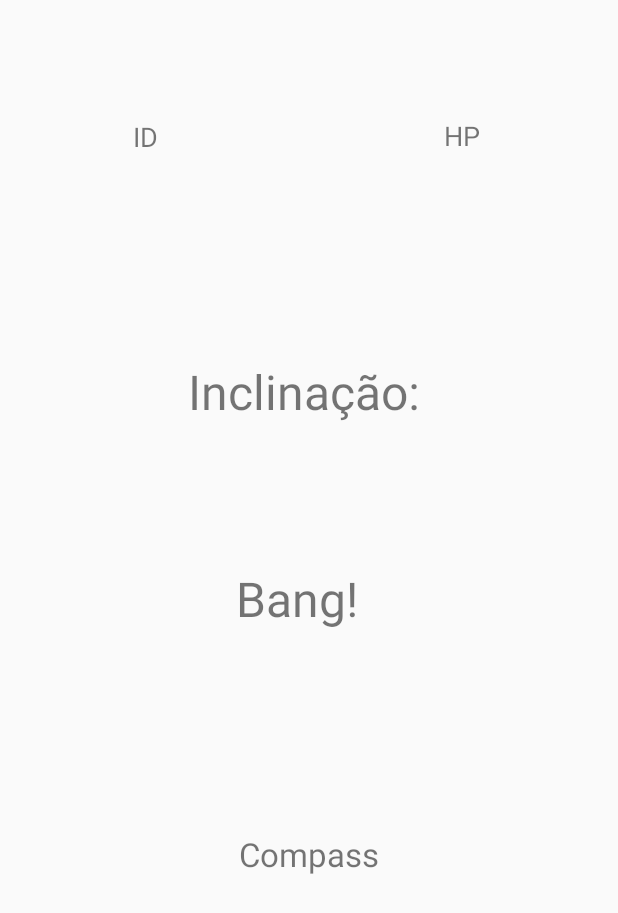
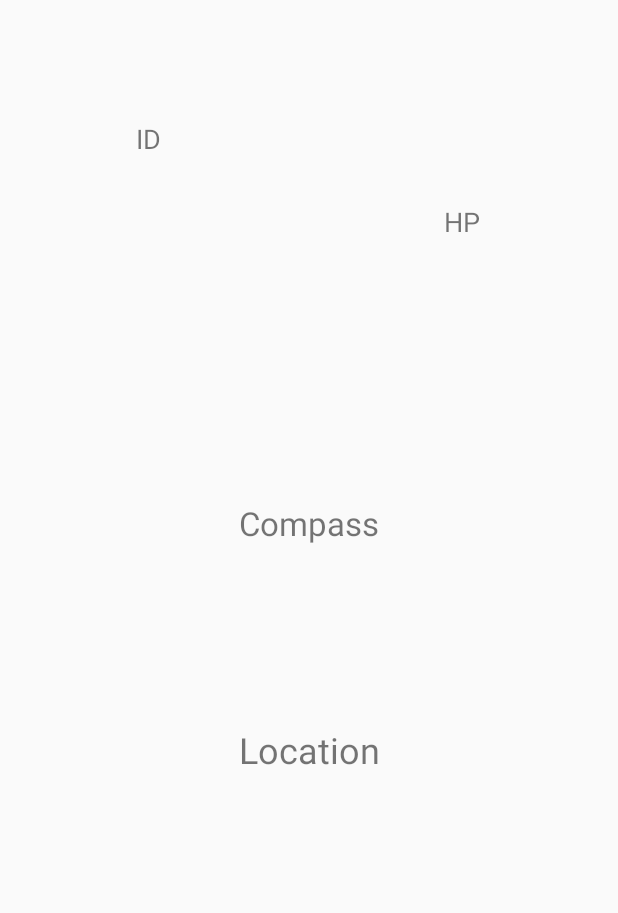
Before and after one commit to eduardom4020/UbiquitousFPS, an Android app: the layout activity_main.xml on its own in the app's theme, with its tools: preview values and no code run, on a phone screen of 412 x 824 dp. Shown: the top 913 px of the screen. Run offline under Robolectric (Android 15) with nearby library versions, the phone set to English and light mode, and no system bars.

Commit message:
Compass little corrections

```diff
--- a/app/build.gradle
+++ b/app/build.gradle
@@ -20,14 +20,16 @@ android {
 }
 
 dependencies {
+    implementation 'com.google.android.gms:play-services-maps:11.6.2'
     compile fileTree(include: ['*.jar'], dir: 'libs')
     androidTestCompile('com.android.support.test.espresso:espresso-core:2.2.2', {
         exclude group: 'com.android.support', module: 'support-annotations'
     })
     compile 'com.android.support:appcompat-v7:26.+'
     compile 'com.android.support.constraint:constraint-layout:1.0.2'
-    compile ('io.socket:socket.io-client:0.8.3') {
+    compile('io.socket:socket.io-client:0.8.3') {
         exclude group: 'org.json', module: 'json'
     }
+    compile 'com.google.android.gms:play-services-auth:11.6.2'
     testCompile 'junit:junit:4.12'
 }
--- a/app/src/main/java/compubiquia/ufc/br/sensortest/MainActivity.java
+++ b/app/src/main/java/compubiquia/ufc/br/sensortest/MainActivity.java
@@ -60,6 +60,7 @@ public class MainActivity extends AppCompatActivity implements SensorEventListen
     TextView compass_text;
     TextView hp_text;
     TextView id_text;
+    TextView position_text;
 
     boolean shoot = false;
 
@@ -80,22 +81,6 @@ public class MainActivity extends AppCompatActivity implements SensorEventListen
     private Handler shoot_handler = new Handler();
 
     private BluetoothAdapter btAdapter = BluetoothAdapter.getDefaultAdapter();
-    /*
-    private Runnable angle_runnable = new Runnable() {
-        @Override
-        public void run() {
-            prev_angle = angle;
-            angle_handler.postDelayed(angle_runnable, 200);
-        }
-    };
-
-    private Runnable tilt_runnable = new Runnable() {
-        @Override
-        public void run() {
-            prev_tilt = pitch;
-            tilt_handler.postDelayed(tilt_runnable, 200);
-        }
-    };*/
 
     private final BroadcastReceiver receiver = new BroadcastReceiver() {
 
@@ -149,9 +134,9 @@ public class MainActivity extends AppCompatActivity implements SensorEventListen
 
             //Log.i("Scope", ""+scope_angle);
 
-            inclination_text.setText("" + scope_angle);
-
-            shoot_handler.postDelayed(shoot_runnable, 20);
+//            inclination_text.setText("" + scope_angle);
+//
+//            shoot_handler.postDelayed(shoot_runnable, 20);
         }
     };
 
@@ -180,11 +165,12 @@ public class MainActivity extends AppCompatActivity implements SensorEventListen
         gyroscope = sensor_manager.getDefaultSensor(Sensor.TYPE_GYROSCOPE);
         locationManager = (LocationManager) MainActivity.this.getSystemService(Context.LOCATION_SERVICE);
 
-        inclination_text = (TextView) findViewById(R.id.angle);
-        bang_text = (TextView) findViewById(R.id.bang);
+//        inclination_text = (TextView) findViewById(R.id.angle);
+//        bang_text = (TextView) findViewById(R.id.bang);
         compass_text = (TextView) findViewById(R.id.compass);
         hp_text = (TextView) findViewById(R.id.hp);
         id_text = (TextView) findViewById(R.id.idU);
+        position_text = findViewById(R.id.location_tv);
 
         shootMP = MediaPlayer.create(this, R.raw.shoot);
 
@@ -219,17 +205,10 @@ public class MainActivity extends AppCompatActivity implements SensorEventListen
         gpsHandler.postDelayed(new Runnable() {
             public void run() {
                 sendGPSData();
-                btAdapter.startDiscovery();
+                //btAdapter.startDiscovery();
                 gpsHandler.postDelayed(this, HANDLER_DELAY);
             }
         }, HANDLER_DELAY);
-
-
-
-
-        //mSocket.on("message", onNewMessage);
-
-
     }
 
     protected void onResume() {
@@ -293,14 +272,15 @@ public class MainActivity extends AppCompatActivity implements SensorEventListen
                 // for ActivityCompat#requestPermissions for more details.
                 return;
             }
-            locationManager.requestLocationUpdates(LocationManager.GPS_PROVIDER,
-                    GPS_TIME_INTERVAL, GPS_DISTANCE, this);
-
+//            locationManager.requestLocationUpdates(LocationManager.GPS_PROVIDER,
+//                    GPS_TIME_INTERVAL, GPS_DISTANCE, this);
+            Log.i("aa", "oi");
+            locationManager.requestLocationUpdates(LocationManager.GPS_PROVIDER, 200, 0, this);
             Location gpslocation = locationManager.getLastKnownLocation(LocationManager.GPS_PROVIDER);
 
+            String location = gpslocation.getLatitude()+" "+gpslocation.getLongitude();
+            position_text.setText(location);
 
-
-            //String location = gpslocation.getLatitude()+" "+gpslocation.getLongitude();
             //mSocket.emit("set_location", location);
 
 
@@ -380,25 +360,18 @@ public class MainActivity extends AppCompatActivity implements SensorEventListen
                 boolean success = SensorManager.getRotationMatrix(rot, I, vGravity, vGeomagnetic);
                 if (success) {
                     float orientation[] = new float[3];
-                    SensorManager.getOrientation(rot, orientation);
+                    float outRot[] = new float[9];
 
-                    /*float[] inclineGravity = vGravity.clone();
+                    SensorManager.remapCoordinateSystem(rot, SensorManager.AXIS_X,
+                            SensorManager.AXIS_MINUS_Y, outRot);
+                    SensorManager.getOrientation(outRot, orientation);
 
-                    double norm_Of_g = Math.sqrt(inclineGravity[0] * inclineGravity[0] + inclineGravity[1] * inclineGravity[1] + inclineGravity[2] * inclineGravity[2]);
-
-                    inclineGravity[0] = (float) (inclineGravity[0] / norm_Of_g);
-                    inclineGravity[1] = (float) (inclineGravity[1] / norm_Of_g);
-                    inclineGravity[2] = (float) (inclineGravity[2] / norm_Of_g);
-
-                    //Checks if device is flat on ground or not
-                    int inclination = (int) Math.round(Math.toDegrees(Math.asin(inclineGravity[1])));
-                    //scope_angle = inclination;
-
-                    //Log.i("Inclination", "" + inclination);*/
-
+                    //need to prevent azimut changes by rotating cellphone
                     float azimut = (float) Math.toDegrees(orientation[0]); // azimut
                     compass = 180.0f - Math.round(azimut);
-                    //compass = azimut;
+
+                    compass_text.setText(compass + "º");
+
                     float roll = (float) Math.toDegrees(orientation[2]);
 
                     float pitch = (float) Math.toDegrees(orientation[1]);
@@ -406,31 +379,6 @@ public class MainActivity extends AppCompatActivity implements SensorEventListen
                     if(!shoot) {
                         scope_list.add(scope_angle);
                     }
-
-
-                    /*if(prev_tilt - pitch >= 40.0f && !shoot) {
-                        textView.setText((prev_tilt - pitch) + "");
-
-                        if(shootMP.isPlaying()) {
-                            shootMP.stop();
-                            try {
-                                shootMP.prepare();
-                            } catch (IOException e) {
-                                e.printStackTrace();
-                            }
-                        }
-
-                        shootMP.start();
-                        shoot = true;
-
-                        new Handler().postDelayed(new Runnable() {
-                            @Override
-                            public void run() {
-                                //textView.setText("");
-                                shoot = false;
-                            }
-                        }, 300);
-                    }*/
                 }
             }
 
@@ -495,9 +443,10 @@ public class MainActivity extends AppCompatActivity implements SensorEventListen
                     Log.i("List End", "--------------------------------------");
 
                     prev_scope = sum/length;
+                    //use socket here with prev_scope and compass
 
-                    bang_text.setText(prev_scope.toString());
-                    compass_text.setText(Float.toString(compass));
+//                    bang_text.setText(prev_scope.toString());
+//                    compass_text.setText(Float.toString(compass));
 
 
 
--- a/app/src/main/res/layout/activity_main.xml
+++ b/app/src/main/res/layout/activity_main.xml
@@ -6,7 +6,7 @@
     android:layout_height="match_parent"
     tools:context="compubiquia.ufc.br.sensortest.MainActivity">
 
-    <TextView
+    <!--<TextView
         android:id="@+id/angle"
         android:layout_width="317dp"
         android:layout_height="112dp"
@@ -36,47 +36,68 @@
         app:layout_constraintEnd_toEndOf="parent"
         app:layout_constraintStart_toStartOf="parent"
         app:layout_constraintTop_toBottomOf="@+id/angle"
-        app:layout_constraintVertical_bias="0.0" />
+        app:layout_constraintVertical_bias="0.0" />-->
 
     <TextView
         android:id="@+id/compass"
         android:layout_width="118dp"
         android:layout_height="57dp"
+        android:layout_marginTop="8dp"
         android:text="Compass"
         android:textAlignment="center"
         android:textSize="22dp"
         app:layout_constraintBottom_toBottomOf="parent"
         app:layout_constraintEnd_toEndOf="parent"
         app:layout_constraintStart_toStartOf="parent"
-        app:layout_constraintTop_toBottomOf="@+id/bang"
-        app:layout_constraintVertical_bias="0.311" />
+        app:layout_constraintTop_toTopOf="parent"
+        app:layout_constraintVertical_bias="0.43" />
 
     <TextView
         android:id="@+id/idU"
         android:layout_width="161dp"
         android:layout_height="53dp"
+        android:layout_marginBottom="8dp"
+        android:layout_marginTop="80dp"
         android:text="ID"
         android:textAlignment="center"
         android:textSize="18dp"
-        app:layout_constraintBottom_toTopOf="@+id/angle"
+        app:layout_constraintBottom_toBottomOf="parent"
         app:layout_constraintEnd_toEndOf="parent"
-        app:layout_constraintHorizontal_bias="0.064"
+        app:layout_constraintHorizontal_bias="0.071"
         app:layout_constraintStart_toStartOf="parent"
         app:layout_constraintTop_toTopOf="parent"
-        app:layout_constraintVertical_bias="0.516" />
+        app:layout_constraintVertical_bias="0.0" />
 
     <TextView
         android:id="@+id/hp"
         android:layout_width="158dp"
         android:layout_height="52dp"
+        android:layout_marginBottom="8dp"
         android:text="HP"
         android:textAlignment="center"
         android:textSize="18dp"
-        app:layout_constraintBottom_toTopOf="@+id/angle"
+        app:layout_constraintBottom_toBottomOf="parent"
         app:layout_constraintEnd_toEndOf="parent"
-        app:layout_constraintHorizontal_bias="0.68"
+        app:layout_constraintHorizontal_bias="0.673"
         app:layout_constraintStart_toEndOf="@+id/idU"
         app:layout_constraintTop_toTopOf="parent"
-        app:layout_constraintVertical_bias="0.507" />
+        app:layout_constraintVertical_bias="0.177" />
+
+    <TextView
+        android:id="@+id/location_tv"
+        android:layout_width="wrap_content"
+        android:layout_height="wrap_content"
+        android:layout_marginBottom="8dp"
+        android:layout_marginEnd="8dp"
+        android:layout_marginStart="8dp"
+        android:layout_marginTop="8dp"
+        android:text="Location"
+        android:textSize="24sp"
+        app:layout_constraintBottom_toBottomOf="parent"
+        app:layout_constraintEnd_toEndOf="parent"
+        app:layout_constraintHorizontal_bias="0.501"
+        app:layout_constraintStart_toStartOf="parent"
+        app:layout_constraintTop_toBottomOf="@+id/compass"
+        app:layout_constraintVertical_bias="0.218" />
 
 </android.support.constraint.ConstraintLayout>
--- a/app/src/main/res/values/strings.xml
+++ b/app/src/main/res/values/strings.xml
@@ -1,3 +1,4 @@
 <resources>
     <string name="app_name">SensorTest</string>
+    <string name="title_activity_maps">Map</string>
 </resources>
--- a/build.gradle
+++ b/build.gradle
@@ -17,6 +17,7 @@ buildscript {
 allprojects {
     repositories {
         jcenter()
+        maven { url "https://maven.google.com" }
     }
 }
 
```
Also changed, not shown: app/src/main/AndroidManifest.xml (+6 -5 lines), 1 other file.
